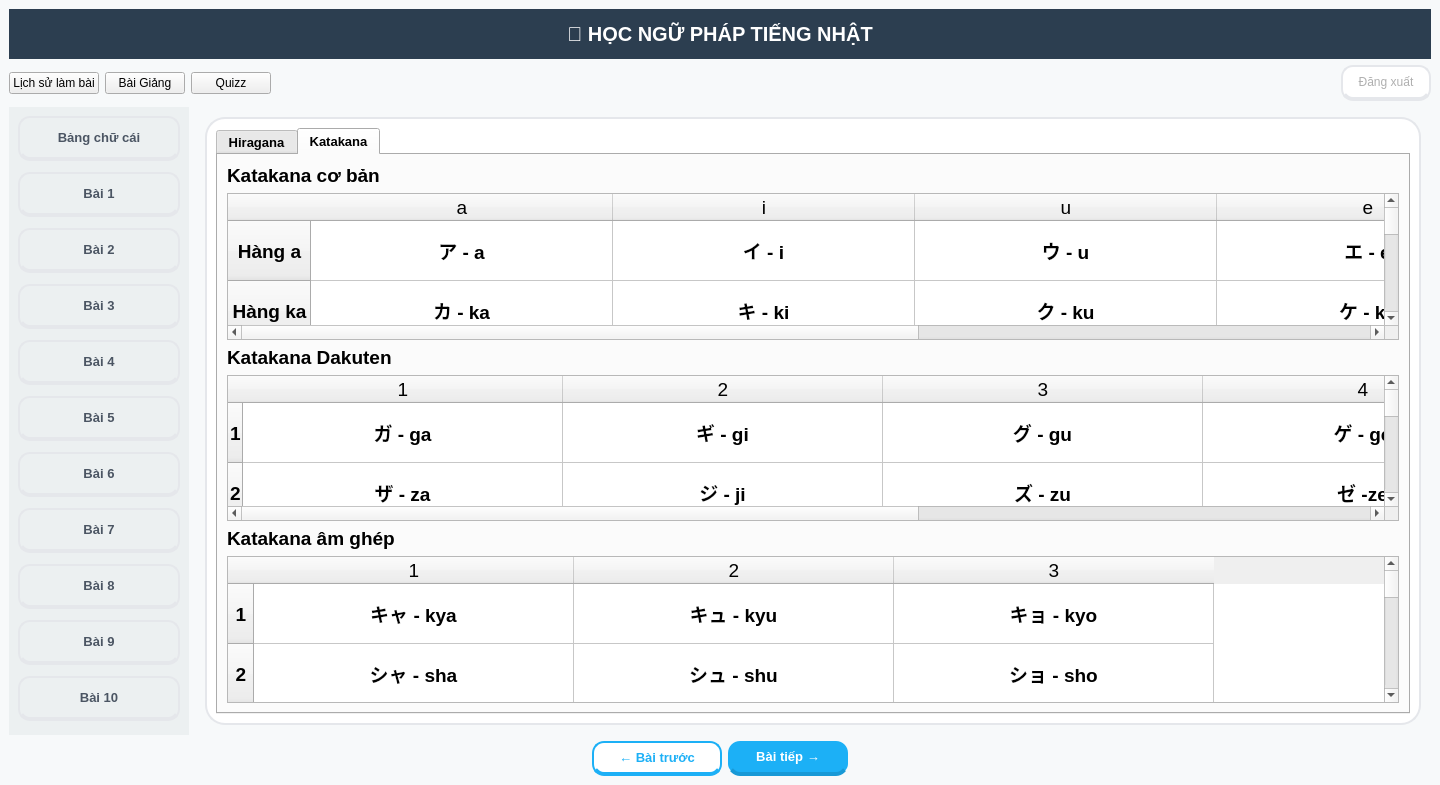
This is mainchinh.ui in phmmduc/app-tieng-nhat as Qt 5 draws it before an edit. The edited form follows.
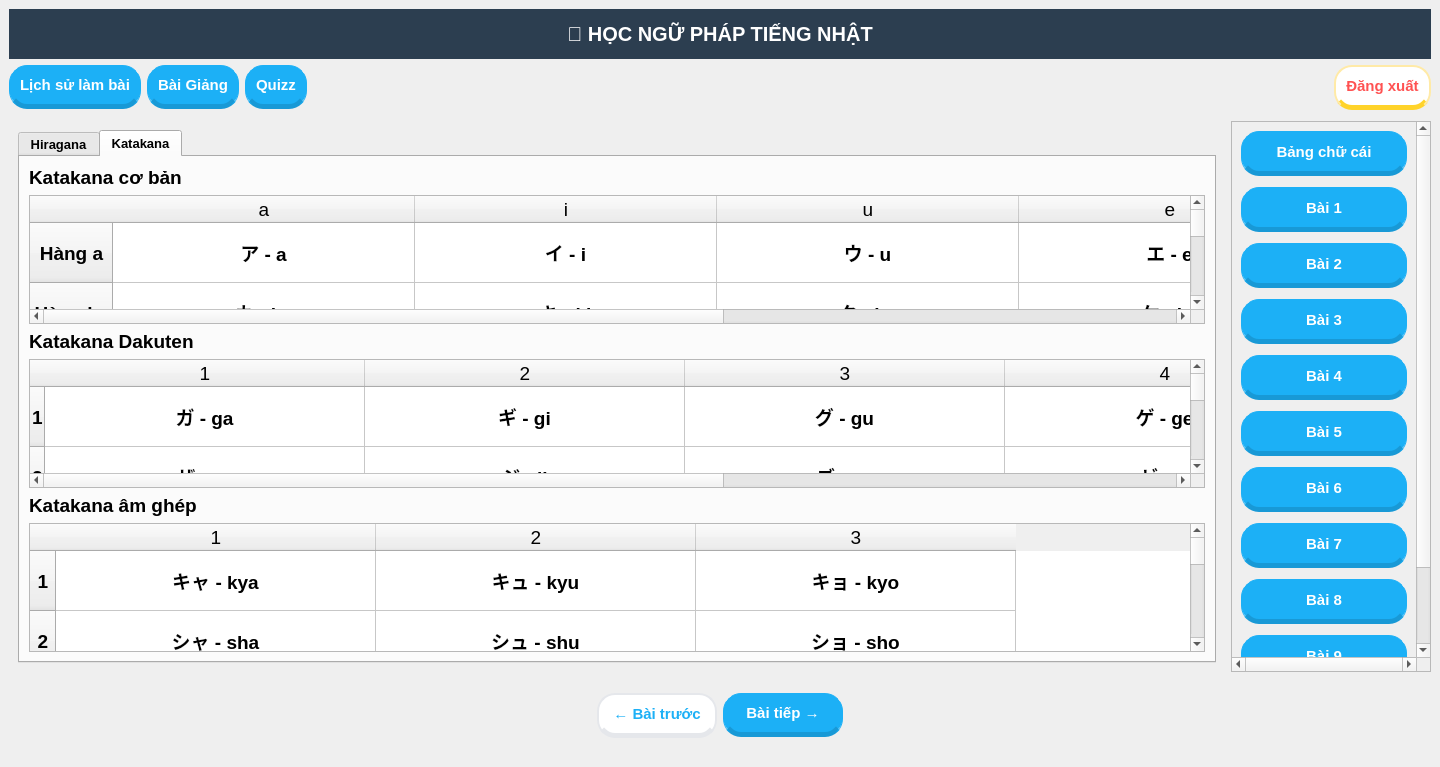
This is the edited form. The open tabs and pages were chosen to show the change.

What changed in the file:
```diff
--- a/mainchinh.ui
+++ b/mainchinh.ui
@@ -7,7 +7,7 @@
     <x>0</x>
     <y>0</y>
     <width>1440</width>
-    <height>771</height>
+    <height>767</height>
    </rect>
   </property>
   <property name="windowTitle">
@@ -15,497 +15,159 @@
   </property>
   <property name="styleSheet">
    <string notr="true">/* ================================================= */
-/* 1. NỀN TỔNG THỂ &amp; KHUNG CHÍNH                     */
+/* 1. THIẾT KẾ TỔNG THỂ CHO TẤT CẢ NÚT BẤM           */
 /* ================================================= */
-QMainWindow {
-    background-color: #F7F9FA;
-}
 
-/* Khung trắng chứa nội dung bài học */
-#pages {
-    background-color: #FFFFFF;
-    border: 2px solid #E5E7EB;
-    border-radius: 20px;
-    margin: 10px;
-}
-
-/* Tinh chỉnh ô hiển thị văn bản ngữ pháp */
-QTextEdit {
-    border: none;
-    background-color: transparent;
+QPushButton {
+    /* Ép hiển thị màu xanh dương Duolingo làm nền */
+    background-color: #1CB0F6; 
+    color: white;
+    font-weight: 900;
     font-size: 15px;
-    color: #3C3C3C;
-    line-height: 1.5;
-}
-
-/* ================================================= */
-/* 2. BANNER TOP (XANH DƯƠNG CHỦ ĐẠO)                */
-/* ================================================= */
-#banner_top {
-    background-color: #1CB0F6;
-    color: white;
-    border-radius: 15px;
-    font-weight: bold;
-    font-size: 18px;
-    padding: 5px;
-}
-
-/* ================================================= */
-/* 3. MENU BÀI HỌC BÊN TRÁI (3D TRẮNG - XANH)        */
-/* ================================================= */
-#frame QPushButton {
-    background-color: #FFFFFF;
-    color: #4B5563;
-    font-weight: bold;
-    border: 2px solid #E5E7EB;
-    border-bottom: 4px solid #E5E7EB; /* Tạo khối 3D */
-    border-radius: 12px;
+    
+    /* Bo góc mập mạp 18px */
+    border-radius: 18px; 
+    
+    /* Khai báo viền rõ ràng để Mac không tự chèn màu xám */
+    border: 1px solid #1CB0F6;
+    border-bottom: 5px solid #1899D6; /* Đế 3D */
+    
     padding: 10px;
     margin-bottom: 5px;
 }
 
-#frame QPushButton:hover {
-    background-color: #F0F9FF;
-    color: #1CB0F6;
-    border-color: #1CB0F6;
-    border-bottom-color: #1CB0F6;
-}
-
-#frame QPushButton:pressed {
-    border-bottom: 0px;
-    margin-top: 4px; /* Hiệu ứng lún xuống */
-}
-
 /* ================================================= */
-/* 4. CÁC NÚT ĐIỀU HƯỚNG DƯỚI CÙNG (FOOTER)          */
+/* 2. HIỆU ỨNG KHI RÊ CHUỘT (HOVER) &amp; KHI ẤN (PRESSED) */
 /* ================================================= */
 
-/* Nút Bài Tiếp (Xanh dương đặc) */
-#btn_tiep {
-    background-color: #1CB0F6;
+QPushButton:hover, QPushButton:pressed {
+    /* Biến toàn bộ nút thành màu xanh lá cây */
+    background-color: #58CC02; 
+    border: 1px solid #58CC02;
+    border-bottom: 5px solid #58A700;
     color: white;
-    border-radius: 12px;
-    padding: 8px 25px;
-    font-weight: bold;
-    border-bottom: 4px solid #1899D6;
 }
-#btn_tiep:hover { background-color: #14C6FF; }
 
-/* Nút Bài Trước (Trắng viền xanh) */
+/* ================================================= */
+/* 3. CÁC NGOẠI LỆ (NẾU CÓ)                           */
+/* ================================================= */
+
+/* Nút Bài Trước: Giữ nền trắng để phân biệt, nhưng vẫn bo góc mập */
 #btn_truoc {
     background-color: #FFFFFF;
     color: #1CB0F6;
-    border: 2px solid #1CB0F6;
-    border-bottom: 4px solid #1CB0F6;
-    border-radius: 12px;
-    padding: 8px 25px;
-    font-weight: bold;
+    border: 2px solid #E5E7EB;
+    border-bottom: 5px solid #E5E7EB;
 }
-#btn_truoc:hover { background-color: #F0F9FF; }
 
-/* Nút Đăng xuất (Trắng viền xám - tinh tế) */
+#btn_truoc:hover {
+    background-color: #F7F9FA;
+    border-color: #1CB0F6;
+    border-bottom: 5px solid #1899D6;
+}
+
+/* Nút Đăng Xuất: Trắng viền đỏ */
 #btn_dang_xuat {
     background-color: #FFFFFF;
-    color: #AFAFAF;
-    border: 2px solid #E5E7EB;
-    border-bottom: 4px solid #E5E7EB;
-    border-radius: 12px;
-    padding: 8px 15px;
-}
-#btn_dang_xuat:hover { color: #FF4B4B; border-color: #FF4B4B; border-bottom-color: #FF4B4B; }</string>
+    color: #FF5252;
+    border: 2px solid #FFEAA7;
+    border-bottom: 5px solid #FFD32A;
+}</string>
   </property>
   <widget class="QWidget" name="centralwidget">
    <layout class="QGridLayout" name="gridLayout">
-    <item row="2" column="0">
+    <item row="1" column="1">
+     <layout class="QVBoxLayout" name="verticalLayout_10">
+      <item>
+       <widget class="QLabel" name="label">
+        <property name="minimumSize">
+         <size>
+          <width>0</width>
+          <height>50</height>
+         </size>
+        </property>
+        <property name="maximumSize">
+         <size>
+          <width>16777215</width>
+          <height>60</height>
+         </size>
+        </property>
+        <property name="styleSheet">
+         <string>font-size:20px;font-weight:bold;background:#2c3e50;color:white;</string>
+        </property>
+        <property name="text">
+         <string>📘 HỌC NGỮ PHÁP TIẾNG NHẬT</string>
+        </property>
+        <property name="alignment">
+         <set>Qt::AlignCenter</set>
+        </property>
+       </widget>
+      </item>
+      <item>
+       <layout class="QHBoxLayout" name="horizontalLayout_3">
+        <item>
+         <widget class="QPushButton" name="btn_history">
+          <property name="text">
+           <string>Lịch sử làm bài</string>
+          </property>
+         </widget>
+        </item>
+        <item>
+         <widget class="QPushButton" name="btn_bg">
+          <property name="text">
+           <string>Bài Giảng</string>
+          </property>
+         </widget>
+        </item>
+        <item>
+         <widget class="QPushButton" name="btn_quizz">
+          <property name="text">
+           <string>Quizz</string>
+          </property>
+         </widget>
+        </item>
+        <item>
+         <spacer name="horizontalSpacer_2">
+          <property name="orientation">
+           <enum>Qt::Horizontal</enum>
+          </property>
+          <property name="sizeHint" stdset="0">
+           <size>
+            <width>40</width>
+            <height>20</height>
+           </size>
+          </property>
+         </spacer>
+        </item>
+        <item>
+         <spacer name="horizontalSpacer">
+          <property name="orientation">
+           <enum>Qt::Horizontal</enum>
+          </property>
+          <property name="sizeHint" stdset="0">
+           <size>
+            <width>40</width>
+            <height>20</height>
+           </size>
+          </property>
+         </spacer>
+        </item>
+        <item>
+         <widget class="QPushButton" name="btn_dang_xuat">
+          <property name="text">
+           <string>Đăng xuất</string>
+          </property>
+         </widget>
+        </item>
+       </layout>
+      </item>
+     </layout>
+    </item>
+    <item row="0" column="1">
+     <layout class="QVBoxLayout" name="verticalLayout_2"/>
+    </item>
+    <item row="3" column="1">
      <layout class="QHBoxLayout" name="bodyHorizontalLayout">
-      <item>
-       <widget class="QFrame" name="frame">
-        <property name="minimumSize">
-         <size>
-          <width>180</width>
-          <height>0</height>
-         </size>
-        </property>
-        <property name="maximumSize">
-         <size>
-          <width>200</width>
-          <height>16777215</height>
-         </size>
-        </property>
-        <property name="styleSheet">
-         <string notr="true">background:#ecf0f1;</string>
-        </property>
-        <layout class="QVBoxLayout" name="verticalLayout">
-         <item>
-          <widget class="QPushButton" name="btn_hira">
-           <property name="enabled">
-            <bool>true</bool>
-           </property>
-           <property name="minimumSize">
-            <size>
-             <width>0</width>
-             <height>50</height>
-            </size>
-           </property>
-           <property name="font">
-            <font>
-             <pointsize>10</pointsize>
-             <weight>75</weight>
-             <bold>true</bold>
-            </font>
-           </property>
-           <property name="text">
-            <string>Bảng chữ cái</string>
-           </property>
-          </widget>
-         </item>
-         <item>
-          <widget class="QPushButton" name="btn_bai1">
-           <property name="minimumSize">
-            <size>
-             <width>0</width>
-             <height>50</height>
-            </size>
-           </property>
-           <property name="font">
-            <font>
-             <pointsize>10</pointsize>
-             <weight>75</weight>
-             <bold>true</bold>
-            </font>
-           </property>
-           <property name="text">
-            <string>Bài 1</string>
-           </property>
-          </widget>
-         </item>
-         <item>
-          <spacer name="menuSpacer">
-           <property name="orientation">
-            <enum>Qt::Vertical</enum>
-           </property>
-           <property name="sizeType">
-            <enum>QSizePolicy::Preferred</enum>
-           </property>
-           <property name="sizeHint" stdset="0">
-            <size>
-             <width>158</width>
-             <height>7</height>
-            </size>
-           </property>
-          </spacer>
-         </item>
-         <item>
-          <widget class="QPushButton" name="btn_bai2">
-           <property name="minimumSize">
-            <size>
-             <width>0</width>
-             <height>50</height>
-            </size>
-           </property>
-           <property name="font">
-            <font>
-             <pointsize>10</pointsize>
-             <weight>75</weight>
-             <bold>true</bold>
-            </font>
-           </property>
-           <property name="text">
-            <string>Bài 2</string>
-           </property>
-          </widget>
-         </item>
-         <item>
-          <spacer name="verticalSpacer">
-           <property name="orientation">
-            <enum>Qt::Vertical</enum>
-           </property>
-           <property name="sizeType">
-            <enum>QSizePolicy::Preferred</enum>
-           </property>
-           <property name="sizeHint" stdset="0">
-            <size>
-             <width>158</width>
-             <height>6</height>
-            </size>
-           </property>
-          </spacer>
-         </item>
-         <item>
-          <widget class="QPushButton" name="btn_bai3">
-           <property name="minimumSize">
-            <size>
-             <width>0</width>
-             <height>50</height>
-            </size>
-           </property>
-           <property name="font">
-            <font>
-             <pointsize>10</pointsize>
-             <weight>75</weight>
-             <bold>true</bold>
-            </font>
-           </property>
-           <property name="text">
-            <string>Bài 3</string>
-           </property>
-          </widget>
-         </item>
-         <item>
-          <spacer name="verticalSpacer_2">
-           <property name="orientation">
-            <enum>Qt::Vertical</enum>
-           </property>
-           <property name="sizeType">
-            <enum>QSizePolicy::Preferred</enum>
-           </property>
-           <property name="sizeHint" stdset="0">
-            <size>
-             <width>158</width>
-             <height>6</height>
-            </size>
-           </property>
-          </spacer>
-         </item>
-         <item>
-          <widget class="QPushButton" name="btn_bai4">
-           <property name="minimumSize">
-            <size>
-             <width>0</width>
-             <height>50</height>
-            </size>
-           </property>
-           <property name="font">
-            <font>
-             <pointsize>10</pointsize>
-             <weight>75</weight>
-             <bold>true</bold>
-            </font>
-           </property>
-           <property name="text">
-            <string>Bài 4</string>
-           </property>
-          </widget>
-         </item>
-         <item>
-          <spacer name="verticalSpacer_3">
-           <property name="orientation">
-            <enum>Qt::Vertical</enum>
-           </property>
-           <property name="sizeType">
-            <enum>QSizePolicy::Preferred</enum>
-           </property>
-           <property name="sizeHint" stdset="0">
-            <size>
-             <width>158</width>
-             <height>7</height>
-            </size>
-           </property>
-          </spacer>
-         </item>
-         <item>
-          <widget class="QPushButton" name="btn_bai5">
-           <property name="minimumSize">
-            <size>
-             <width>0</width>
-             <height>50</height>
-            </size>
-           </property>
-           <property name="font">
-            <font>
-             <pointsize>10</pointsize>
-             <weight>75</weight>
-             <bold>true</bold>
-            </font>
-           </property>
-           <property name="text">
-            <string>Bài 5</string>
-           </property>
-          </widget>
-         </item>
-         <item>
-          <spacer name="verticalSpacer_4">
-           <property name="orientation">
-            <enum>Qt::Vertical</enum>
-           </property>
-           <property name="sizeType">
-            <enum>QSizePolicy::Preferred</enum>
-           </property>
-           <property name="sizeHint" stdset="0">
-            <size>
-             <width>158</width>
-             <height>6</height>
-            </size>
-           </property>
-          </spacer>
-         </item>
-         <item>
-          <widget class="QPushButton" name="btn_bai6">
-           <property name="minimumSize">
-            <size>
-             <width>0</width>
-             <height>50</height>
-            </size>
-           </property>
-           <property name="font">
-            <font>
-             <pointsize>10</pointsize>
-             <weight>75</weight>
-             <bold>true</bold>
-            </font>
-           </property>
-           <property name="text">
-            <string>Bài 6</string>
-           </property>
-          </widget>
-         </item>
-         <item>
-          <spacer name="verticalSpacer_5">
-           <property name="orientation">
-            <enum>Qt::Vertical</enum>
-           </property>
-           <property name="sizeType">
-            <enum>QSizePolicy::Preferred</enum>
-           </property>
-           <property name="sizeHint" stdset="0">
-            <size>
-             <width>158</width>
-             <height>7</height>
-            </size>
-           </property>
-          </spacer>
-         </item>
-         <item>
-          <widget class="QPushButton" name="btn_bai7">
-           <property name="minimumSize">
-            <size>
-             <width>0</width>
-             <height>50</height>
-            </size>
-           </property>
-           <property name="font">
-            <font>
-             <pointsize>10</pointsize>
-             <weight>75</weight>
-             <bold>true</bold>
-            </font>
-           </property>
-           <property name="text">
-            <string>Bài 7</string>
-           </property>
-          </widget>
-         </item>
-         <item>
-          <spacer name="verticalSpacer_6">
-           <property name="orientation">
-            <enum>Qt::Vertical</enum>
-           </property>
-           <property name="sizeType">
-            <enum>QSizePolicy::Preferred</enum>
-           </property>
-           <property name="sizeHint" stdset="0">
-            <size>
-             <width>158</width>
-             <height>6</height>
-            </size>
-           </property>
-          </spacer>
-         </item>
-         <item>
-          <widget class="QPushButton" name="btn_bai8">
-           <property name="minimumSize">
-            <size>
-             <width>0</width>
-             <height>50</height>
-            </size>
-           </property>
-           <property name="font">
-            <font>
-             <pointsize>10</pointsize>
-             <weight>75</weight>
-             <bold>true</bold>
-            </font>
-           </property>
-           <property name="text">
-            <string>Bài 8</string>
-           </property>
-          </widget>
-         </item>
-         <item>
-          <spacer name="verticalSpacer_7">
-           <property name="orientation">
-            <enum>Qt::Vertical</enum>
-           </property>
-           <property name="sizeType">
-            <enum>QSizePolicy::Preferred</enum>
-           </property>
-           <property name="sizeHint" stdset="0">
-            <size>
-             <width>158</width>
-             <height>6</height>
-            </size>
-           </property>
-          </spacer>
-         </item>
-         <item>
-          <widget class="QPushButton" name="btn_bai9">
-           <property name="minimumSize">
-            <size>
-             <width>0</width>
-             <height>50</height>
-            </size>
-           </property>
-           <property name="font">
-            <font>
-             <pointsize>10</pointsize>
-             <weight>75</weight>
-             <bold>true</bold>
-            </font>
-           </property>
-           <property name="text">
-            <string>Bài 9</string>
-           </property>
-          </widget>
-         </item>
-         <item>
-          <spacer name="verticalSpacer_8">
-           <property name="orientation">
-            <enum>Qt::Vertical</enum>
-           </property>
-           <property name="sizeType">
-            <enum>QSizePolicy::Preferred</enum>
-           </property>
-           <property name="sizeHint" stdset="0">
-            <size>
-             <width>158</width>
-             <height>7</height>
-            </size>
-           </property>
-          </spacer>
-         </item>
-         <item>
-          <widget class="QPushButton" name="btn_bai10">
-           <property name="minimumSize">
-            <size>
-             <width>0</width>
-             <height>50</height>
-            </size>
-           </property>
-           <property name="font">
-            <font>
-             <pointsize>10</pointsize>
-             <weight>75</weight>
-             <bold>true</bold>
-            </font>
-           </property>
-           <property name="text">
-            <string>Bài 10</string>
-           </property>
-          </widget>
-         </item>
-        </layout>
-       </widget>
-      </item>
       <item>
        <widget class="QStackedWidget" name="pages">
         <property name="styleSheet">
@@ -519,7 +181,7 @@
 </string>
         </property>
         <property name="currentIndex">
-         <number>9</number>
+         <number>0</number>
         </property>
         <widget class="QWidget" name="page_11">
          <layout class="QVBoxLayout" name="verticalLayout_8">
@@ -4387,99 +4049,266 @@
         </widget>
        </widget>
       </item>
-     </layout>
-    </item>
-    <item row="0" column="0">
-     <layout class="QVBoxLayout" name="verticalLayout_2"/>
-    </item>
-    <item row="1" column="0">
-     <layout class="QVBoxLayout" name="verticalLayout_10">
       <item>
-       <widget class="QLabel" name="label">
-        <property name="minimumSize">
-         <size>
-          <width>0</width>
-          <height>50</height>
-         </size>
-        </property>
+       <widget class="QScrollArea" name="scrollArea_2">
         <property name="maximumSize">
          <size>
-          <width>16777215</width>
-          <height>60</height>
+          <width>200</width>
+          <height>16777215</height>
          </size>
         </property>
-        <property name="styleSheet">
-         <string>font-size:20px;font-weight:bold;background:#2c3e50;color:white;</string>
+        <property name="mouseTracking">
+         <bool>false</bool>
         </property>
-        <property name="text">
-         <string>📘 HỌC NGỮ PHÁP TIẾNG NHẬT</string>
+        <property name="verticalScrollBarPolicy">
+         <enum>Qt::ScrollBarAlwaysOn</enum>
         </property>
-        <property name="alignment">
-         <set>Qt::AlignCenter</set>
+        <property name="horizontalScrollBarPolicy">
+         <enum>Qt::ScrollBarAlwaysOn</enum>
         </property>
+        <property name="widgetResizable">
+         <bool>true</bool>
+        </property>
+        <widget class="QWidget" name="scrollAreaWidgetContents_2">
+         <property name="geometry">
+          <rect>
+           <x>0</x>
+           <y>0</y>
+           <width>198</width>
+           <height>714</height>
+          </rect>
+         </property>
+         <layout class="QVBoxLayout" name="verticalLayout">
+          <item>
+           <widget class="QPushButton" name="btn_hira">
+            <property name="enabled">
+             <bool>true</bool>
+            </property>
+            <property name="minimumSize">
+             <size>
+              <width>0</width>
+              <height>50</height>
+             </size>
+            </property>
+            <property name="font">
+             <font>
+              <pointsize>-1</pointsize>
+              <weight>99</weight>
+              <bold>true</bold>
+             </font>
+            </property>
+            <property name="text">
+             <string>Bảng chữ cái</string>
+            </property>
+           </widget>
+          </item>
+          <item>
+           <widget class="QPushButton" name="btn_bai1">
+            <property name="minimumSize">
+             <size>
+              <width>0</width>
+              <height>50</height>
+             </size>
+            </property>
+            <property name="font">
+             <font>
+              <pointsize>-1</pointsize>
+              <weight>99</weight>
+              <bold>true</bold>
+             </font>
+            </property>
+            <property name="text">
+             <string>Bài 1</string>
+            </property>
+           </widget>
+          </item>
+          <item>
+           <widget class="QPushButton" name="btn_bai2">
+            <property name="minimumSize">
+             <size>
+              <width>0</width>
+              <height>50</height>
+             </size>
+            </property>
+            <property name="font">
+             <font>
+              <pointsize>-1</pointsize>
+              <weight>99</weight>
+              <bold>true</bold>
+             </font>
+            </property>
+            <property name="text">
+             <string>Bài 2</string>
+            </property>
+           </widget>
+          </item>
+          <item>
+           <widget class="QPushButton" name="btn_bai3">
+            <property name="minimumSize">
+             <size>
+              <width>0</width>
+              <height>50</height>
+             </size>
+            </property>
+            <property name="font">
+             <font>
+              <pointsize>-1</pointsize>
+              <weight>99</weight>
+              <bold>true</bold>
+             </font>
+            </property>
+            <property name="text">
+             <string>Bài 3</string>
+            </property>
+           </widget>
+          </item>
+          <item>
+           <widget class="QPushButton" name="btn_bai4">
+            <property name="minimumSize">
+             <size>
+              <width>0</width>
+              <height>50</height>
+             </size>
+            </property>
+            <property name="font">
+             <font>
+              <pointsize>-1</pointsize>
+              <weight>99</weight>
+              <bold>true</bold>
+             </font>
+            </property>
+            <property name="text">
+             <string>Bài 4</string>
+            </property>
+           </widget>
+          </item>
+          <item>
+           <widget class="QPushButton" name="btn_bai5">
+            <property name="minimumSize">
+             <size>
+              <width>0</width>
+              <height>50</height>
+             </size>
+            </property>
+            <property name="font">
+             <font>
+              <pointsize>-1</pointsize>
+              <weight>99</weight>
+              <bold>true</bold>
+             </font>
+            </property>
+            <property name="text">
+             <string>Bài 5</string>
+            </property>
+           </widget>
+          </item>
+          <item>
+           <widget class="QPushButton" name="btn_bai6">
+            <property name="minimumSize">
+             <size>
+              <width>0</width>
+              <height>50</height>
+             </size>
+            </property>
+            <property name="font">
+             <font>
+              <pointsize>-1</pointsize>
+              <weight>99</weight>
+              <bold>true</bold>
+             </font>
+            </property>
+            <property name="text">
+             <string>Bài 6</string>
+            </property>
+           </widget>
+          </item>
+          <item>
+           <widget class="QPushButton" name="btn_bai7">
+            <property name="minimumSize">
+             <size>
+              <width>0</width>
+              <height>50</height>
+             </size>
+            </property>
+            <property name="font">
+             <font>
+              <pointsize>-1</pointsize>
+              <weight>99</weight>
+              <bold>true</bold>
+             </font>
+            </property>
+            <property name="text">
+             <string>Bài 7</string>
+            </property>
+           </widget>
+          </item>
+          <item>
+           <widget class="QPushButton" name="btn_bai8">
+            <property name="minimumSize">
+             <size>
+              <width>0</width>
+              <height>50</height>
+             </size>
+            </property>
+            <property name="font">
+             <font>
+              <pointsize>-1</pointsize>
+              <weight>99</weight>
+              <bold>true</bold>
+             </font>
+            </property>
+            <property name="text">
+             <string>Bài 8</string>
+            </property>
+           </widget>
+          </item>
+          <item>
+           <widget class="QPushButton" name="btn_bai9">
+            <property name="minimumSize">
+             <size>
+              <width>0</width>
+              <height>50</height>
+             </size>
+            </property>
+            <property name="font">
+             <font>
+              <pointsize>-1</pointsize>
+              <weight>99</weight>
+              <bold>true</bold>
+             </font>
+            </property>
+            <property name="text">
+             <string>Bài 9</string>
+            </property>
+           </widget>
+          </item>
+          <item>
+           <widget class="QPushButton" name="btn_bai10">
+            <property name="minimumSize">
+             <size>
+              <width>0</width>
+              <height>50</height>
+             </size>
+            </property>
+            <property name="font">
+             <font>
+              <pointsize>-1</pointsize>
+              <weight>99</weight>
+              <bold>true</bold>
+             </font>
+            </property>
+            <property name="text">
+             <string>Bài 10</string>
+            </property>
+           </widget>
+          </item>
+         </layout>
+        </widget>
        </widget>
       </item>
-      <item>
-       <layout class="QHBoxLayout" name="horizontalLayout_3">
-        <item>
-         <widget class="QPushButton" name="btn_history">
-          <property name="text">
-           <string>Lịch sử làm bài</string>
-          </property>
-         </widget>
-        </item>
-        <item>
-         <widget class="QPushButton" name="btn_bg">
-          <property name="text">
-           <string>Bài Giảng</string>
-          </property>
-         </widget>
-        </item>
-        <item>
-         <widget class="QPushButton" name="btn_quizz">
-          <property name="text">
-           <string>Quizz</string>
-          </property>
-         </widget>
-        </item>
-        <item>
-         <spacer name="horizontalSpacer_2">
-          <property name="orientation">
-           <enum>Qt::Horizontal</enum>
-          </property>
-          <property name="sizeHint" stdset="0">
-           <size>
-            <width>40</width>
-            <height>20</height>
-           </size>
-          </property>
-         </spacer>
-        </item>
-        <item>
-         <spacer name="horizontalSpacer">
-          <property name="orientation">
-           <enum>Qt::Horizontal</enum>
-          </property>
-          <property name="sizeHint" stdset="0">
-           <size>
-            <width>40</width>
-            <height>20</height>
-           </size>
-          </property>
-         </spacer>
-        </item>
-        <item>
-         <widget class="QPushButton" name="btn_dang_xuat">
-          <property name="text">
-           <string>Đăng xuất</string>
-          </property>
-         </widget>
-        </item>
-       </layout>
-      </item>
      </layout>
     </item>
-    <item row="3" column="0">
+    <item row="4" column="1">
      <layout class="QHBoxLayout" name="footerLayout">
       <item>
        <spacer name="leftSpacer">
@@ -4489,7 +4318,7 @@
         <property name="sizeHint" stdset="0">
          <size>
           <width>200</width>
-          <height>20</height>
+          <height>80</height>
          </size>
         </property>
        </spacer>
@@ -4504,8 +4333,8 @@
         </property>
         <property name="font">
          <font>
-          <pointsize>10</pointsize>
-          <weight>75</weight>
+          <pointsize>-1</pointsize>
+          <weight>99</weight>
           <bold>true</bold>
          </font>
         </property>
@@ -4537,8 +4366,8 @@
         </property>
         <property name="font">
          <font>
-          <pointsize>10</pointsize>
-          <weight>75</weight>
+          <pointsize>-1</pointsize>
+          <weight>99</weight>
           <bold>true</bold>
          </font>
         </property>
```
